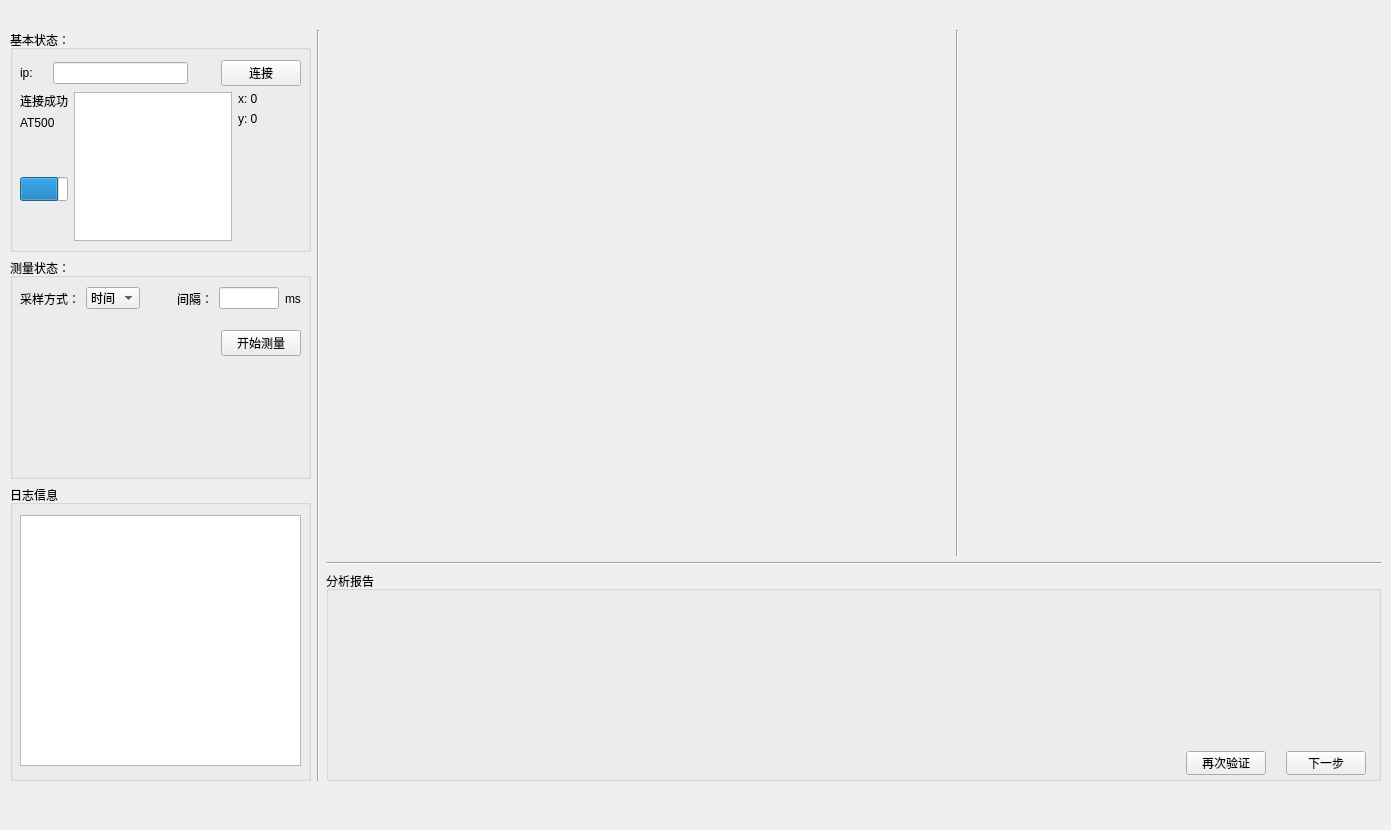
Before: the Qt Designer form pages/calibrationpage.ui in MinWenaaa/surfacePlanner, drawn with Qt 5.
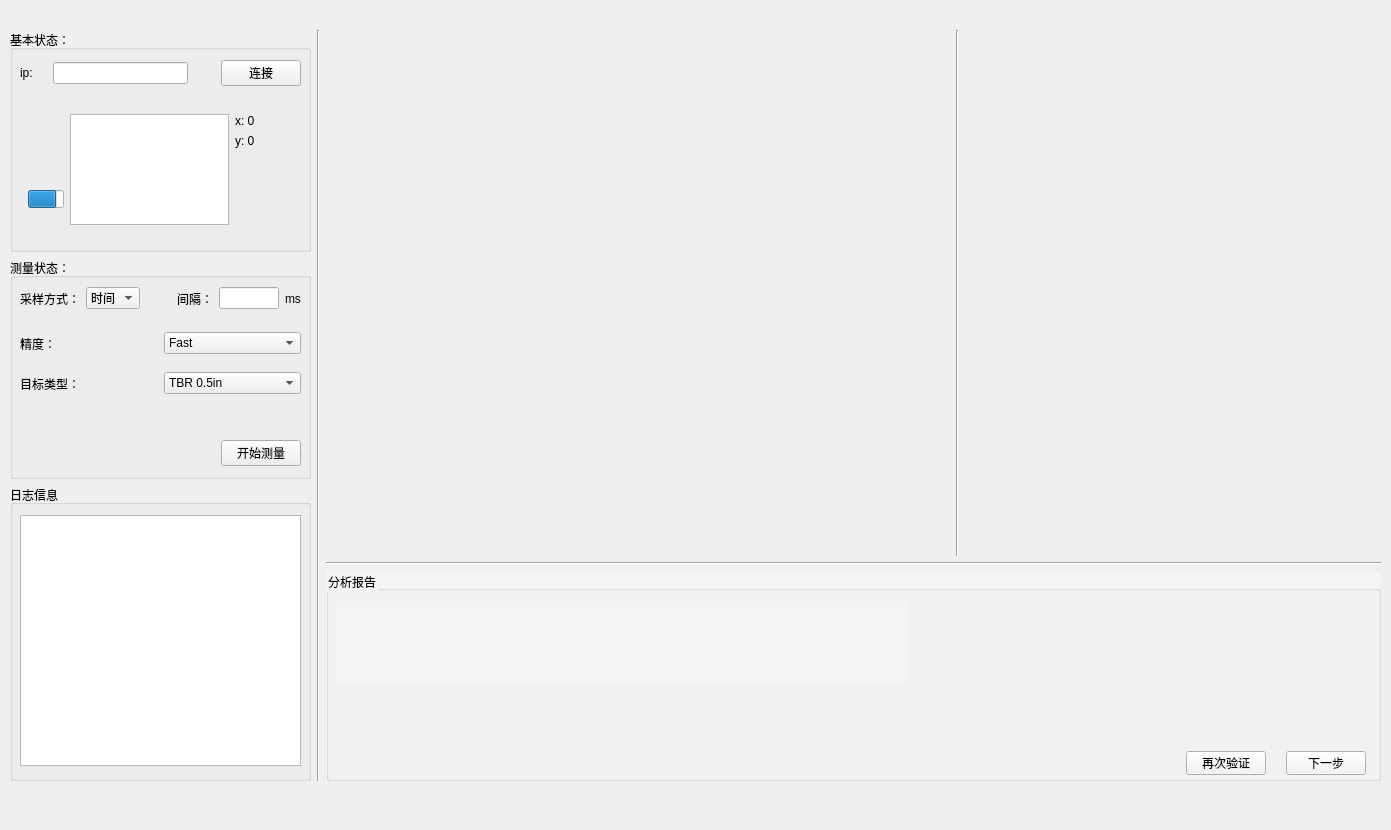
After: the same form once the commit is applied.

Diff of the .ui file:
```diff
--- a/pages/calibrationpage.ui
+++ b/pages/calibrationpage.ui
@@ -57,7 +57,7 @@
            <height>181</height>
           </rect>
          </property>
-         <layout class="QVBoxLayout" name="verticalLayout_3">
+         <layout class="QVBoxLayout" name="verticalLayout_3" stretch="2,1,7">
           <item>
            <layout class="QHBoxLayout" name="connectionLayout" stretch="1,5,1,2">
             <item>
@@ -106,20 +106,37 @@
            </spacer>
           </item>
           <item>
+           <widget class="QWidget" name="info_container" native="true">
+            <widget class="QWidget" name="layoutWidget">
+             <property name="geometry">
+              <rect>
+               <x>8</x>
+               <y>3</y>
+               <width>271</width>
+               <height>111</height>
+              </rect>
+             </property>
            <layout class="QHBoxLayout" name="inclinationLayout" stretch="3,5,2">
             <item>
              <layout class="QVBoxLayout" name="verticalLayout_2">
               <item>
-               <widget class="QLabel" name="label_4">
+                 <widget class="QLabel" name="statusLabel">
                 <property name="text">
-                 <string>连接成功</string>
+                   <string/>
                 </property>
                </widget>
               </item>
               <item>
-               <widget class="QLabel" name="label_3">
+                 <widget class="QLabel" name="nameLabel">
                 <property name="text">
-                 <string>AT500</string>
+                   <string/>
+                  </property>
+                 </widget>
+                </item>
+                <item>
+                 <widget class="QLabel" name="adressLabel">
+                  <property name="text">
+                   <string/>
                 </property>
                </widget>
               </item>
@@ -140,14 +157,14 @@
                <widget class="QProgressBar" name="progressBar">
                 <property name="minimumSize">
                  <size>
-                  <width>48</width>
-                  <height>24</height>
+                    <width>36</width>
+                    <height>18</height>
                  </size>
                 </property>
                 <property name="maximumSize">
                  <size>
-                  <width>48</width>
-                  <height>24</height>
+                    <width>36</width>
+                    <height>18</height>
                  </size>
                 </property>
                 <property name="value">
@@ -211,6 +228,8 @@
              </layout>
             </item>
            </layout>
+            </widget>
+           </widget>
           </item>
          </layout>
         </widget>
@@ -288,7 +307,7 @@
          <property name="geometry">
           <rect>
            <x>10</x>
-           <y>70</y>
+           <y>180</y>
            <width>281</width>
            <height>31</height>
           </rect>
@@ -323,6 +342,107 @@
           </item>
          </layout>
         </widget>
+        <widget class="QWidget" name="horizontalLayoutWidget_5">
+         <property name="geometry">
+          <rect>
+           <x>10</x>
+           <y>70</y>
+           <width>281</width>
+           <height>31</height>
+          </rect>
+         </property>
+         <layout class="QHBoxLayout" name="horizontalLayout_6">
+          <item>
+           <widget class="QLabel" name="label_3">
+            <property name="text">
+             <string>精度：</string>
+            </property>
+           </widget>
+          </item>
+          <item>
+           <widget class="QComboBox" name="comboBox">
+            <item>
+             <property name="text">
+              <string>Fast</string>
+             </property>
+            </item>
+            <item>
+             <property name="text">
+              <string>Standard</string>
+             </property>
+            </item>
+            <item>
+             <property name="text">
+              <string>Precise</string>
+             </property>
+            </item>
+           </widget>
+          </item>
+         </layout>
+        </widget>
+        <widget class="QWidget" name="horizontalLayoutWidget_6">
+         <property name="geometry">
+          <rect>
+           <x>10</x>
+           <y>110</y>
+           <width>281</width>
+           <height>31</height>
+          </rect>
+         </property>
+         <layout class="QHBoxLayout" name="horizontalLayout_7">
+          <item>
+           <widget class="QLabel" name="label_4">
+            <property name="text">
+             <string>目标类型：</string>
+            </property>
+           </widget>
+          </item>
+          <item>
+           <widget class="QComboBox" name="comboBox_2">
+            <item>
+             <property name="text">
+              <string>TBR 0.5in</string>
+             </property>
+            </item>
+            <item>
+             <property name="text">
+              <string>RFI</string>
+             </property>
+            </item>
+            <item>
+             <property name="text">
+              <string>RRR 0.5in</string>
+             </property>
+            </item>
+            <item>
+             <property name="text">
+              <string>BRR 1.5in</string>
+             </property>
+            </item>
+            <item>
+             <property name="text">
+              <string>RRR 1.5in</string>
+             </property>
+            </item>
+            <item>
+             <property name="text">
+              <string>Mirror</string>
+             </property>
+            </item>
+            <item>
+             <property name="text">
+              <string>RRR 0.875in</string>
+             </property>
+            </item>
+            <item>
+             <property name="text">
+              <string>Custom Reflector</string>
+             </property>
+            </item>
+           </widget>
+          </item>
+         </layout>
+        </widget>
        </widget>
       </item>
       <item>
@@ -389,6 +509,9 @@
       </item>
       <item>
        <widget class="QGroupBox" name="groupBox_4">
+        <property name="styleSheet">
+         <string notr="true">background-color:rgb(244, 244, 244)</string>
+        </property>
         <property name="title">
          <string>分析报告</string>
         </property>
```
Lines whose indentation alone changed are shown as unchanged.
